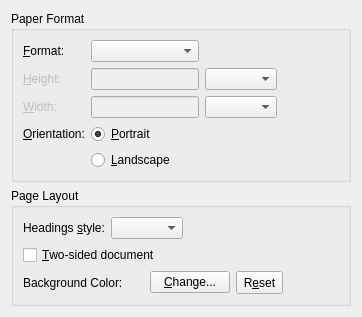
Qt form src/frontends/qt4/ui/PageLayoutUi.ui (cburschka/lyx) before a commit.
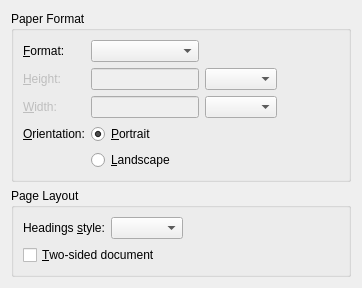
The same form after that commit. Custom widgets are drawn as their Qt base class.

Commit message:
introduce a new color module to GuiDocument as suggested:
- move the background color settings from PageLayoutUi.ui to ColorUi.ui

- move the greyed-out font color from FontUi.ui to ColorUi.ui

- some sorting and whitespace unification

- the group boxes will get the next days each a further entry
 (one for the document-wide text color and one for the shaded box background)

The edit to the form file:
```diff
--- a/src/frontends/qt4/ui/PageLayoutUi.ui
+++ b/src/frontends/qt4/ui/PageLayoutUi.ui
@@ -6,7 +6,7 @@
     <x>0</x>
     <y>0</y>
     <width>362</width>
-    <height>308</height>
+    <height>287</height>
    </rect>
   </property>
   <property name="windowTitle">
@@ -210,71 +210,6 @@
         </property>
        </widget>
       </item>
-      <item row="2" column="0" colspan="2">
-       <widget class="QLabel" name="label_4">
-        <property name="text">
-         <string>Background Color:</string>
-        </property>
-        <property name="buddy">
-         <cstring>backgroundPB</cstring>
-        </property>
-       </widget>
-      </item>
-      <item row="2" column="2" colspan="2">
-       <layout class="QHBoxLayout" name="horizontalLayout_2">
-        <item>
-         <widget class="QPushButton" name="backgroundPB">
-          <property name="maximumSize">
-           <size>
-            <width>16777215</width>
-            <height>16777215</height>
-           </size>
-          </property>
-          <property name="toolTip">
-           <string>Click to change the color</string>
-          </property>
-          <property name="text">
-           <string>&amp;Change...</string>
-          </property>
-         </widget>
-        </item>
-        <item>
-         <widget class="QToolButton" name="delbackgroundTB">
-          <property name="minimumSize">
-           <size>
-            <width>23</width>
-            <height>23</height>
-           </size>
-          </property>
-          <property name="toolTip">
-           <string>Revert the color to the default</string>
-          </property>
-          <property name="text">
-           <string>R&amp;eset</string>
-          </property>
-          <property name="toolButtonStyle">
-           <enum>Qt::ToolButtonTextOnly</enum>
-          </property>
-          <property name="arrowType">
-           <enum>Qt::LeftArrow</enum>
-          </property>
-         </widget>
-        </item>
-        <item>
-         <spacer name="horizontalSpacer">
-          <property name="orientation">
-           <enum>Qt::Horizontal</enum>
-          </property>
-          <property name="sizeHint" stdset="0">
-           <size>
-            <width>40</width>
-            <height>20</height>
-           </size>
-          </property>
-         </spacer>
-        </item>
-       </layout>
-      </item>
      </layout>
     </widget>
    </item>
```
The commit also changes 6 other files.
